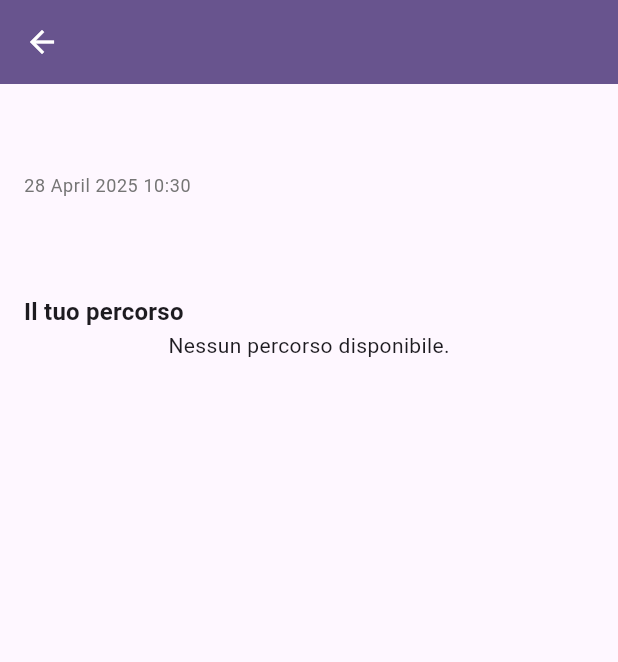
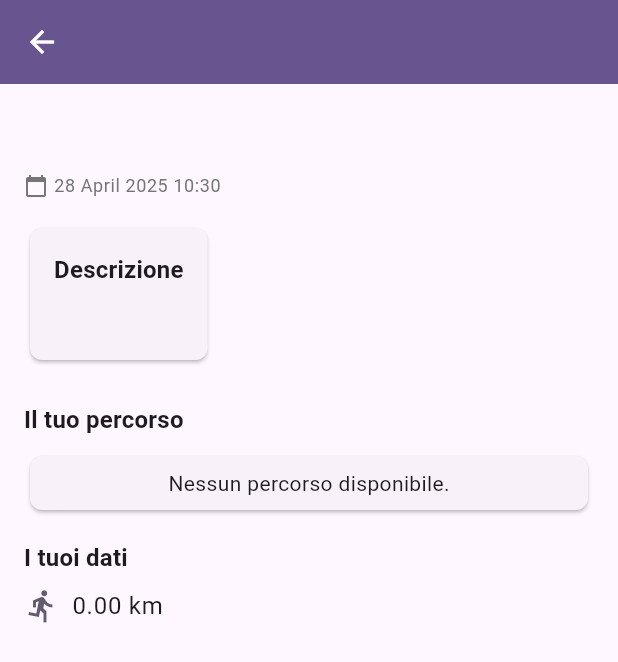
Before and after one commit to MattiaFlamigni/delta_explorer, a Flutter app: the TripDetails screen opened directly with empty values, on a phone screen of 412 x 824 dp. Shown: the top 662 px of the screen. Run offline on Flutter 3.47's test engine with Material 3 defaults, Android fonts, the phone set to English and light mode, and no system bars; our stand-ins replace camera, cloud_firestore, dashed_circular_progress_bar, firebase_core, flutter_compass, flutter_dotenv and 7 more; missing offline and left inert: flutter_osm_plugin, gotrue, weatherapi; accounts and stored records are empty.

Commit message:
show trip distance

```diff
--- a/lib/diary/detailsController.dart
+++ b/lib/diary/detailsController.dart
@@ -1,3 +1,5 @@
+import 'dart:math';
+
 import '../database/supabase.dart';
 
 class DetailsController{
@@ -25,6 +27,44 @@ class DetailsController{
     return coord;
   }
 
+  // Funzione per calcolare la distanza tra due coordinate
+  double haversineDistance(double lat1, double lon1, double lat2, double lon2) {
+    const R = 6371; // Raggio della Terra in km
+
+    double toRadians(double degree) => degree * pi / 180.0;
+
+    final dLat = toRadians(lat2 - lat1);
+    final dLon = toRadians(lon2 - lon1);
+
+    final a = sin(dLat / 2) * sin(dLat / 2) +
+        cos(toRadians(lat1)) * cos(toRadians(lat2)) *
+            sin(dLon / 2) * sin(dLon / 2);
+
+    final c = 2 * atan2(sqrt(a), sqrt(1 - a));
+
+    return R * c; // distanza in km
+  }
+
+// Funzione che prende una lista di coordinate e calcola la distanza totale
+  // Funzione per lista di mappe
+  double calculateTotalDistance(List<Map<String, dynamic>> coordinates) {
+    double totalDistance = 0.0;
+
+    for (int i = 0; i < coordinates.length - 1; i++) {
+      final start = coordinates[i];
+      final end = coordinates[i + 1];
+
+      double lat1 = start['lat'];
+      double lon1 = start['lon'];
+      double lat2 = end['lat'];
+      double lon2 = end['lon'];
+
+      totalDistance += haversineDistance(lat1, lon1, lat2, lon2);
+    }
+
+    return totalDistance;
+  }
+
 
 
 
--- a/lib/diary/tripDetails.dart
+++ b/lib/diary/tripDetails.dart
@@ -4,7 +4,6 @@ import 'package:flutter/material.dart';
 import 'package:flutter_map/flutter_map.dart';
 import 'package:intl/intl.dart';
 import 'package:latlong2/latlong.dart';
-
 
 class TripDetails extends StatefulWidget {
   final Map<String, dynamic> trip;
@@ -16,25 +15,18 @@ class TripDetails extends StatefulWidget {
 }
 
 class _TripDetailsState extends State<TripDetails> {
-
   DetailsController controller = DetailsController();
-
 
   @override
   void initState() {
     super.initState();
-
     controller.fetchImagesPaths(widget.trip["titolo"]).then((_) {
-      setState(() {
-      });
+      setState(() {});
     });
-
     controller.fetchCoord(widget.trip["id"]).then((_) {
-      setState(() {
-      });
+      setState(() {});
     });
   }
-
 
   @override
   Widget build(BuildContext context) {
@@ -44,7 +36,6 @@ class _TripDetailsState extends State<TripDetails> {
     final String descrizione = widget.trip["descrizione"] ?? "Nessuna descrizione";
     final DateTime dataCreazione = DateTime.tryParse(widget.trip["created_at"] ?? "") ?? DateTime.now();
 
-
     return Scaffold(
       appBar: AppBar(
         title: Text(titolo),
@@ -52,35 +43,112 @@ class _TripDetailsState extends State<TripDetails> {
         foregroundColor: theme.colorScheme.onPrimary,
       ),
       body: SingleChildScrollView(
-        padding: const EdgeInsets.all(16.0),
+        padding: const EdgeInsets.symmetric(horizontal: 16.0), // Margini laterali
         child: Column(
           crossAxisAlignment: CrossAxisAlignment.start,
           children: [
-            drawTripInfo(titolo,theme.textTheme.headlineMedium!.copyWith(fontWeight: FontWeight.bold)),
-
+            const SizedBox(height: 16.0),
+            Text(
+              titolo,
+              style: theme.textTheme.headlineMedium!.copyWith(fontWeight: FontWeight.bold),
+            ),
             const SizedBox(height: 8.0),
-            drawTripInfo(DateFormat('dd MMMM yyyy HH:mm').format(dataCreazione),theme.textTheme.bodySmall!.copyWith(color: Colors.grey[600])),
-
+            Row(
+              children: [
+                Icon(Icons.calendar_today, color: Colors.grey[600], size: 16),
+                const SizedBox(width: 4.0),
+                Text(
+                  DateFormat('dd MMMM yyyy HH:mm').format(dataCreazione),
+                  style: theme.textTheme.bodySmall!.copyWith(color: Colors.grey[600]),
+                ),
+              ],
+            ),
             const SizedBox(height: 16.0),
-            drawTripInfo(descrizione,theme.textTheme.bodyLarge!),
+            Card(
+              elevation: 1,
+              shape: RoundedRectangleBorder(borderRadius: BorderRadius.circular(8.0)),
+              child: Padding(
+                padding: const EdgeInsets.all(16.0),
+                child: Column(
+                  crossAxisAlignment: CrossAxisAlignment.start,
+                  children: [
+                    Text("Descrizione", style: theme.textTheme.titleMedium!.copyWith(fontWeight: FontWeight.bold)),
+                    const SizedBox(height: 8.0),
+                    Text(descrizione, style: theme.textTheme.bodyLarge!),
+                  ],
+                ),
+              ),
+            ),
             const SizedBox(height: 24.0),
-            if (controller.getImages().isNotEmpty) ...[
-              drawTripInfo("Galleria",theme.textTheme.titleMedium!.copyWith(fontWeight: FontWeight.bold)),
-
-              const SizedBox(height: 8.0),
-              drawGallery(controller.getImages()),
-              const SizedBox(height: 24.0),
-
-            ],
-            drawTripInfo("Il tuo percorso",theme.textTheme.titleMedium!.copyWith(fontWeight: FontWeight.bold)),
-            drawTripMap(controller.getCoord())
-
+            if (controller.getImages().isNotEmpty)
+              Column(
+                crossAxisAlignment: CrossAxisAlignment.start,
+                children: [
+                  Text("Galleria", style: theme.textTheme.titleMedium!.copyWith(fontWeight: FontWeight.bold)),
+                  const SizedBox(height: 8.0),
+                  SizedBox(
+                    height: 120,
+                    child: ListView.builder(
+                      scrollDirection: Axis.horizontal,
+                      itemCount: controller.getImages().length,
+                      itemBuilder: (context, index) {
+                        return Padding(
+                          padding: const EdgeInsets.only(right: 8.0),
+                          child: InkWell( // Rendi le immagini tappabili
+                            onTap: () {
+                              // Implementa qui la logica per visualizzare l'immagine a schermo intero
+                              print("Tapped on image ${controller.getImages()[index]["image_path"]}");
+                            },
+                            child: ClipRRect(
+                              borderRadius: BorderRadius.circular(8.0),
+                              child: Image.network(
+                                "https://cvperzyahqhkdcjjtqvm.supabase.co/storage/v1/object/public/${controller.getImages()[index]["image_path"]}",
+                                width: 120,
+                                height: 120,
+                                fit: BoxFit.cover,
+                                errorBuilder: (context, error, stackTrace) {
+                                  return const SizedBox(
+                                    width: 120,
+                                    height: 120,
+                                    child: Center(child: Icon(Icons.broken_image)),
+                                  );
+                                },
+                              ),
+                            ),
+                          ),
+                        );
+                      },
+                    ),
+                  ),
+                  const SizedBox(height: 24.0),
+                ],
+              ),
+            Text("Il tuo percorso", style: theme.textTheme.titleMedium!.copyWith(fontWeight: FontWeight.bold)),
+            const SizedBox(height: 8.0),
+            Card( // Usa una Card per la mappa
+              elevation: 1,
+              shape: RoundedRectangleBorder(borderRadius: BorderRadius.circular(8.0)),
+              child: Padding(
+                padding: const EdgeInsets.all(8.0),
+                child: drawTripMap(controller.getCoord()),
+              ),
+            ),
+            const SizedBox(height: 16.0),
+            Text("I tuoi dati", style: theme.textTheme.titleMedium!.copyWith(fontWeight: FontWeight.bold)),
+            const SizedBox(height: 8.0),
+            Row(
+              children: [
+                Icon(Icons.directions_run, color: theme.colorScheme.secondary),
+                const SizedBox(width: 8.0),
+                Text("${controller.calculateTotalDistance(controller.getCoord()).toStringAsFixed(2)} km", style: theme.textTheme.bodyLarge),
+              ],
+            ),
+            const SizedBox(height: 32.0),
           ],
         ),
       ),
     );
   }
-
 
   Widget drawTripMap(List<Map<String, dynamic>> coords) {
     if (coords.isEmpty) {
@@ -91,12 +159,18 @@ class _TripDetailsState extends State<TripDetails> {
       return LatLng(coord["lat"], coord["lon"]);
     }).toList();
 
+    // Calcola i limiti per centrare e zoomare la mappa
+    final bounds = LatLngBounds.fromPoints(points);
+    final center = bounds.center;
+    double zoom = 13.0; // Valore di zoom di default, potrebbe essere necessario calcolarlo dinamicamente
+
     return SizedBox(
-      height: 300, // puoi cambiare l'altezza
+      height: 300,
       child: FlutterMap(
         options: MapOptions(
-          center: points.first,
-          zoom: 15,
+          center: center,
+          zoom: zoom,
+          bounds: bounds, // Passa i limiti per un miglior adattamento
         ),
         children: [
           TileLayer(
@@ -108,7 +182,7 @@ class _TripDetailsState extends State<TripDetails> {
               Polyline(
                 points: points,
                 strokeWidth: 4.0,
-                color: Colors.blue,
+                color: Colors.blueAccent,
               ),
             ],
           ),
@@ -118,13 +192,13 @@ class _TripDetailsState extends State<TripDetails> {
                 width: 40,
                 height: 40,
                 point: points.first,
-                child: const Icon(Icons.flag, color: Colors.green, size: 40),
+                child: Icon(Icons.flag, color: Colors.green[600], size: 30),
               ),
               Marker(
                 width: 40,
                 height: 40,
                 point: points.last,
-                child: const Icon(Icons.flag, color: Colors.red, size: 40),
+                child: Icon(Icons.flag, color: Colors.red[600], size: 30),
               ),
             ],
           ),
@@ -132,45 +206,4 @@ class _TripDetailsState extends State<TripDetails> {
       ),
     );
   }
-
-
-
-  Widget drawTripInfo(String titolo, TextStyle textStyle){
-    return Text(
-      titolo,
-      style: textStyle,
-    );
-  }
-
-  Widget drawGallery(List<Map<String, dynamic>> imageUrls){
-    return SizedBox(
-      height: 120,
-      child: ListView.builder(
-        scrollDirection: Axis.horizontal,
-        itemCount: imageUrls.length,
-        itemBuilder: (context, index) {
-          return Padding(
-            padding: const EdgeInsets.only(right: 8.0),
-            child: ClipRRect(
-              borderRadius: BorderRadius.circular(8.0),
-              child: Image.network(
-                "https://cvperzyahqhkdcjjtqvm.supabase.co/storage/v1/object/public/${imageUrls[index]["image_path"]}",
-
-                width: 120,
-                height: 120,
-                fit: BoxFit.cover,
-                errorBuilder: (context, error, stackTrace) {
-                  return const SizedBox(
-                    width: 120,
-                    height: 120,
-                    child: Center(child: Icon(Icons.broken_image)),
-                  );
-                },
-              ),
-            ),
-          );
-        },
-      ),
-    );
-  }
 }
```
